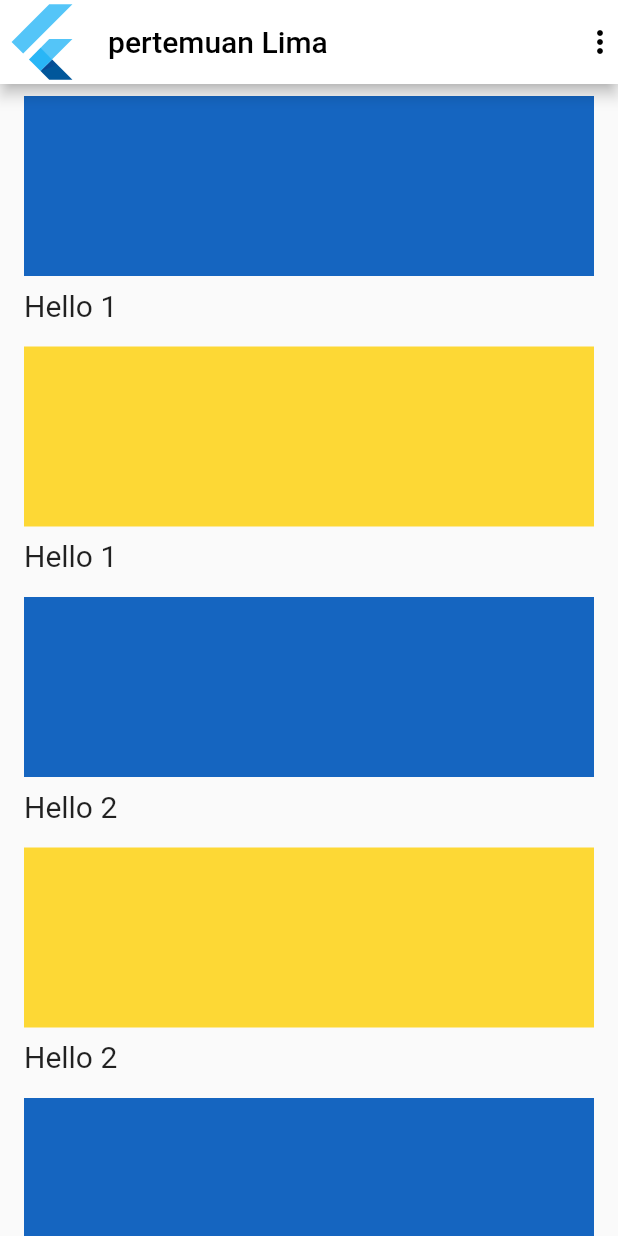
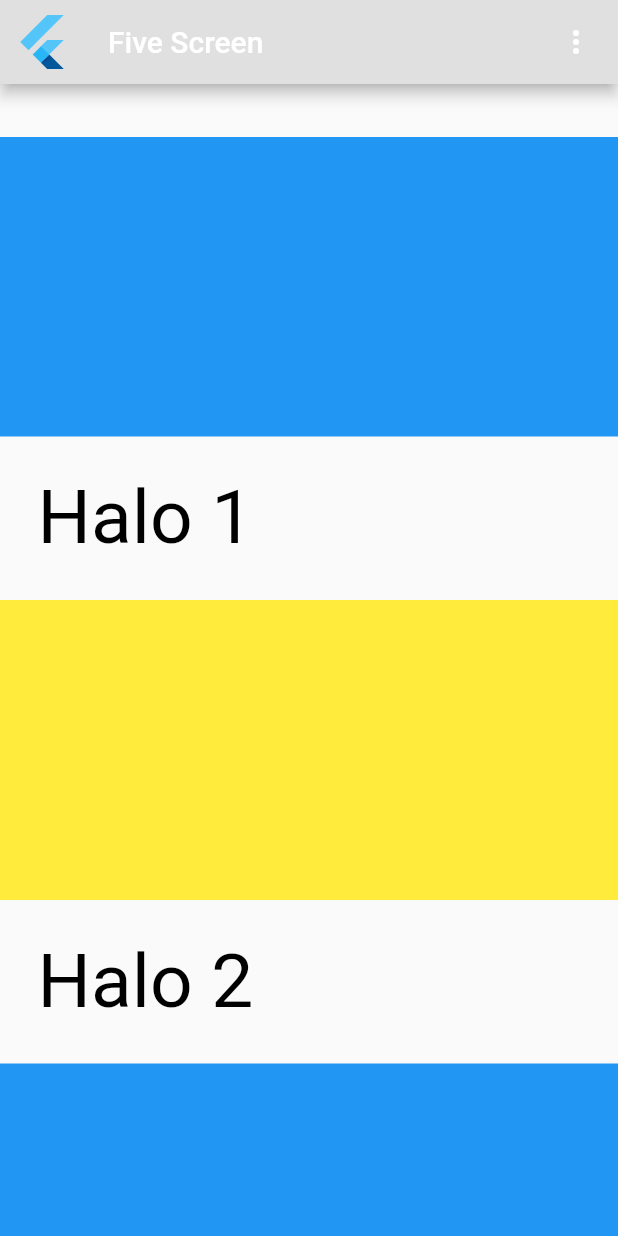
Before and after one commit to Rendi2003/2406138_Rendi_Ramdani, a Flutter app: the NumberFiveScreen screen opened directly, on a phone screen of 412 x 824 dp. Run offline on Flutter 3.47's test engine with Material 3 defaults, Android fonts, the phone set to English and light mode, and no system bars.

Commit message:
Update number_Five_screen.dart

```diff
--- a/latihan_1/lib/views/number_Five_screen.dart
+++ b/latihan_1/lib/views/number_Five_screen.dart
@@ -7,42 +7,60 @@ class NumberFiveScreen extends StatelessWidget {
   Widget build(BuildContext context) {
     return Scaffold(
       appBar: AppBar(
-        backgroundColor: Colors.white,
-        leading: const FlutterLogo(),
-        title: const Text(
-          'pertemuan Lima',
-          style: TextStyle(color: Colors.black),
+        leading: IconButton(
+          icon: const FlutterLogo(
+            size: 40,
           ),
-        actions: const [
-          Icon(Icons.more_vert, color: Colors.black),
+          onPressed: () {
+            Navigator.of(context).pop();
+          },
+        ),
+        title: const Row(
+          mainAxisAlignment: MainAxisAlignment.spaceBetween,
+          children: [
+            Text('Five Screen'),
+            Icon(Icons.more_vert),
           ],
         ),
-      body: ListView.builder(
-        itemCount: 10, // Misal 10 item
+        backgroundColor: Colors.grey.shade300,
+      ),
+      body: Padding(
+        padding: const EdgeInsets.only(top: 35.0),
+        child: ListView.builder(
+          itemCount: 15,
           itemBuilder: (context, index) {
-          Color boxColor =
-              (index % 2 == 0) ? Colors.blue[800]! : Colors.yellow[600]!;
-
+            final color = index % 2 == 0 ? Colors.blue : Colors.yellow;
             return Padding(
-            padding: const EdgeInsets.symmetric(vertical: 8, horizontal: 16),
+              padding: const EdgeInsets.only(bottom: 0.0),
+              child: Align(
+                alignment: Alignment.center,
                 child: Column(
-              crossAxisAlignment: CrossAxisAlignment.start,
                   children: [
                     Container(
-                  height: 120,
-                  width: double.infinity,
-                  color: boxColor,
+                      width: 420,
+                      height: 200,
+                      color: color,
                     ),
-                const SizedBox(height: 8),
-                Text(
-                  'Hello ${index ~/ 2 + 1}', // Angka bertambah tiap 2 kotak
-                  style: const TextStyle(fontSize: 20),
+                    Padding(
+                      padding: const EdgeInsets.all(25.0),
+                      child: Align(
+                        alignment: Alignment.topLeft,
+                        child: Text(
+                          'Halo ${index + 1}',
+                          style: const TextStyle(
+                            color: Colors.black,
+                            fontSize: 50.0,
+                          ),
+                        ),
+                      ),
                     ),
                   ],
+                ),
               ),
             );
           },
         ),
+      ),
     );
   }
 }
```
Lines whose indentation alone changed are shown as unchanged.
